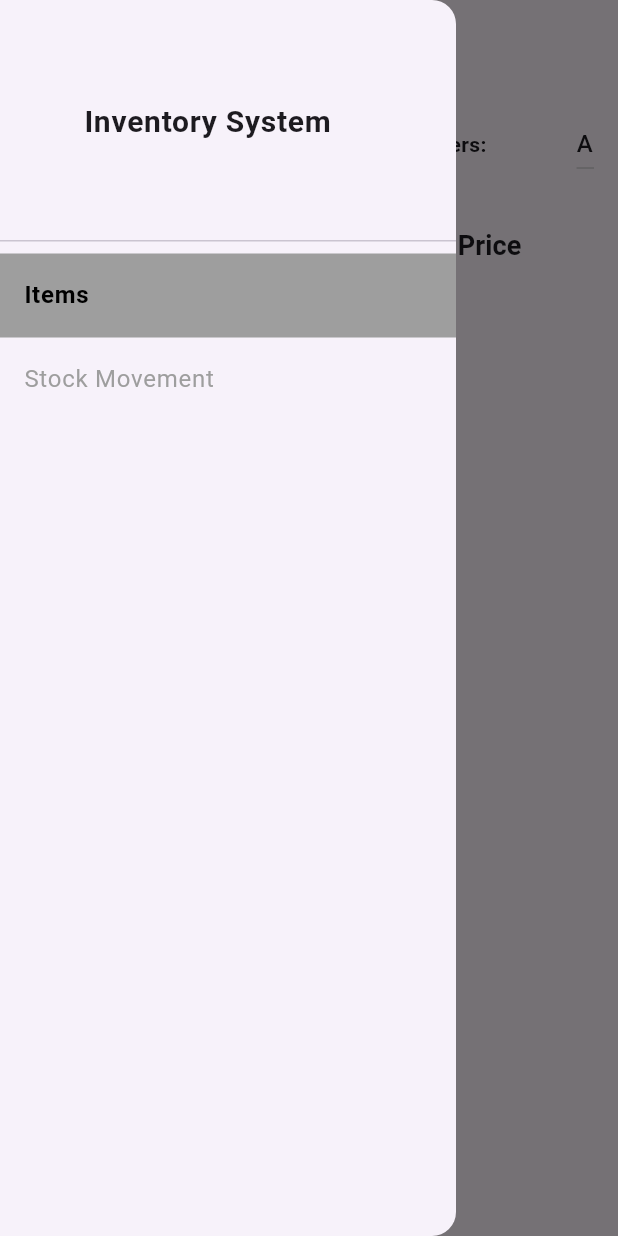
After one commit to RikiSanjayaa/inventory-app, a Flutter app: the PageManager screen opened by its route, in the side drawer, after a tap on "Name", on a phone screen of 412 x 824 dp. The commit adds this screen. Run offline on Flutter 3.47's test engine with Material 3 defaults, Android fonts, the phone set to English and light mode, and no system bars; our stand-ins replace flutter_secure_storage; accounts and stored records are empty; network calls fail.

Commit message:
refactor: update item model and enhance items page with filtering and category/supplier options

```diff
--- a/frontend/lib/main.dart
+++ b/frontend/lib/main.dart
@@ -1,5 +1,5 @@
 import 'package:flutter/material.dart';
-import 'package:frontend/screens/dashboard_screen.dart';
+import 'package:frontend/screens/page_manager.dart';
 import 'package:frontend/screens/register_screen.dart';
 import 'screens/login_screen.dart';
 
@@ -10,7 +10,7 @@ void main() => runApp(
         routes: {
           '/': (context) => const LoginScreen(),
           '/register': (context) => const RegisterScreen(),
-          '/dashboard': (context) => const DashboardScreen(),
+          '/dashboard': (context) => const PageManager(),
         },
       ),
     );
--- /dev/null
+++ b/frontend/lib/models/items.dart
@@ -0,0 +1,31 @@
+class Item {
+  final int id;
+  final String name;
+  final String description;
+  final int quantity;
+  final double price;
+  final String categoryName;
+  final String supplierName;
+
+  Item({
+    required this.id,
+    required this.name,
+    required this.description,
+    required this.quantity,
+    required this.price,
+    required this.categoryName,
+    required this.supplierName,
+  });
+
+  factory Item.fromJson(Map<String, dynamic> json) {
+    return Item(
+      id: json['id'],
+      name: json['name'],
+      description: json['description'],
+      quantity: json['quantity'],
+      price: (json['price'] as num).toDouble(),
+      categoryName: json['category_name'],
+      supplierName: json['supplier_name'],
+    );
+  }
+}
--- /dev/null
+++ b/frontend/lib/screens/items_page.dart
@@ -0,0 +1,231 @@
+import 'dart:convert';
+import 'package:flutter/material.dart';
+import 'package:frontend/services/auth_service.dart';
+import 'package:http/http.dart' as http;
+import 'package:frontend/models/items.dart';
+
+class ItemsPage extends StatefulWidget {
+  const ItemsPage({super.key});
+
+  @override
+  State<ItemsPage> createState() => _ItemsPageState();
+}
+
+class _ItemsPageState extends State<ItemsPage> {
+  List<Item> items = [];
+  bool isLoading = true;
+  int _sortColumnIndex = 0;
+  bool _isAscending = true;
+
+  List<Item> allItems = [];
+  List<Item> filteredItems = [];
+
+  List<String> categories = [];
+  List<String> suppliers = [];
+
+  String? selectedCategory;
+  String? selectedSupplier;
+
+  Future<void> fetchItems() async {
+    final token = await AuthService.getToken();
+    final response = await http.get(
+      Uri.parse('http://127.0.0.1:8000/items/'),
+      headers: {'Authorization': 'Bearer $token'},
+    );
+
+    if (response.statusCode == 200) {
+      final List<dynamic> jsonList = jsonDecode(response.body);
+      setState(() {
+        items = jsonList.map((json) => Item.fromJson(json)).toList();
+        isLoading = false;
+        allItems = items;
+        filteredItems = List.from(allItems);
+      });
+    } else {
+      throw Exception('Failed to load items: ${response.statusCode}');
+    }
+  }
+
+  Future<void> fetchDropdownOptions() async {
+    final token = await AuthService.getToken();
+    final catResponse = await http.get(
+      Uri.parse("http://127.0.0.1:8000/categories/"),
+      headers: {'Authorization': 'Bearer $token'},
+    );
+    final supResponse = await http.get(
+      Uri.parse("http://127.0.0.1:8000/suppliers/"),
+      headers: {'Authorization': 'Bearer $token'},
+    );
+
+    if (catResponse.statusCode == 200 && supResponse.statusCode == 200) {
+      final List<dynamic> catJson = jsonDecode(catResponse.body);
+      final List<dynamic> supJson = jsonDecode(supResponse.body);
+      setState(() {
+        categories = catJson.map((cat) => cat['name'].toString()).toList();
+        suppliers = supJson.map((sup) => sup['name'].toString()).toList();
+      });
+    }
+  }
+
+  void _applyFilters() {
+    setState(() {
+      filteredItems = allItems.where((item) {
+        final matchesCategory =
+            selectedCategory == null || item.categoryName == selectedCategory;
+        final matchesSupplier =
+            selectedSupplier == null || item.supplierName == selectedSupplier;
+        return matchesCategory && matchesSupplier;
+      }).toList();
+    });
+  }
+
+  @override
+  void initState() {
+    super.initState();
+    fetchDropdownOptions();
+    fetchItems();
+  }
+
+  int _compareString(bool ascending, String value1, String value2) =>
+      ascending ? value1.compareTo(value2) : value2.compareTo(value1);
+
+  int _compareNum<T extends num>(bool ascending, T value1, T value2) =>
+      ascending ? value1.compareTo(value2) : value2.compareTo(value1);
+
+  @override
+  Widget build(BuildContext context) {
+    return SingleChildScrollView(
+      scrollDirection: Axis.horizontal,
+      child: Column(
+        children: [
+          Row(
+            children: [
+              const SizedBox(width: 200),
+              const Text("Filters:",
+                  style: TextStyle(fontWeight: FontWeight.bold)),
+              const SizedBox(width: 60),
+              DropdownButton<String>(
+                hint: const Text("Filter by Category"),
+                value: selectedCategory,
+                items: [
+                  const DropdownMenuItem(
+                      value: null, child: Text("All Categories")),
+                  ...categories.map(
+                      (cat) => DropdownMenuItem(value: cat, child: Text(cat)))
+                ],
+                onChanged: (value) {
+                  setState(() {
+                    selectedCategory = value;
+                    _applyFilters();
+                  });
+                },
+              ),
+              const SizedBox(width: 16),
+              DropdownButton<String>(
+                hint: const Text("Filter by Supplier"),
+                value: selectedSupplier,
+                items: [
+                  const DropdownMenuItem(
+                      value: null, child: Text("All Suppliers")),
+                  ...suppliers.map(
+                      (sup) => DropdownMenuItem(value: sup, child: Text(sup)))
+                ],
+                onChanged: (value) {
+                  setState(() {
+                    selectedSupplier = value;
+                    _applyFilters();
+                  });
+                },
+              ),
+            ],
+          ),
+          const SizedBox(height: 16),
+          Expanded(
+            // TODO: create item functionality
+            child: SingleChildScrollView(
+              child: DataTable(
+                sortColumnIndex: _sortColumnIndex,
+                sortAscending: _isAscending,
+                columns: [
+                  DataColumn(
+                      label: const Text('Name',
+                          style: TextStyle(
+                              fontWeight: FontWeight.bold, fontSize: 18)),
+                      onSort: (columnIndex, ascending) {
+                        setState(() {
+                          _sortColumnIndex = columnIndex;
+                          _isAscending = ascending;
+                          filteredItems.sort((a, b) =>
+                              _compareString(ascending, a.name, b.name));
+                        });
+                      }),
+                  DataColumn(
+                      label: const Text('Quantity',
+                          style: TextStyle(
+                              fontWeight: FontWeight.bold, fontSize: 18)),
+                      onSort: (columnIndex, ascending) {
+                        setState(() {
+                          _sortColumnIndex = columnIndex;
+                          _isAscending = ascending;
+                          filteredItems.sort((a, b) =>
+                              _compareNum(ascending, a.quantity, b.quantity));
+                        });
+                      }),
+                  DataColumn(
+                      label: const Text('Price',
+                          style: TextStyle(
+                              fontWeight: FontWeight.bold, fontSize: 18)),
+                      onSort: (columnIndex, ascending) {
+                        setState(() {
+                          _sortColumnIndex = columnIndex;
+                          _isAscending = ascending;
+                          filteredItems.sort((a, b) =>
+                              _compareNum(ascending, a.price, b.price));
+                        });
+                      }),
+                  const DataColumn(
+                      label: Text('Category',
+                          style: TextStyle(
+                              fontWeight: FontWeight.bold, fontSize: 18))),
+                  const DataColumn(
+                      label: Text('Supplier',
+                          style: TextStyle(
+                              fontWeight: FontWeight.bold, fontSize: 18))),
+                  const DataColumn(
+                      label: Text('Actions',
+                          style: TextStyle(
+                              fontWeight: FontWeight.bold, fontSize: 18))),
+                ],
+                rows: filteredItems.map((item) {
+                  return DataRow(
+                    cells: [
+                      DataCell(Text(item.name)),
+                      DataCell(Text(item.quantity.toString())),
+                      DataCell(Text('\$${item.price}')),
+                      DataCell(Text(item.categoryName)),
+                      DataCell(Text(item.supplierName)),
+                      DataCell(Row(
+                        children: [
+                          IconButton(
+                              onPressed: () {
+                                // TODO: Edit item functionality
+                              },
+                              icon: const Icon(Icons.edit)),
+                          IconButton(
+                              onPressed: () {
+                                // TODO: Delete item functionality (admin only)
+                              },
+                              icon: const Icon(Icons.delete)),
+                        ],
+                      )),
+                    ],
+                  );
+                }).toList(),
+              ),
+            ),
+          ),
+        ],
+      ),
+    );
+  }
+}
--- /dev/null
+++ b/frontend/lib/screens/page_manager.dart
@@ -0,0 +1,83 @@
+import 'package:flutter/material.dart';
+import 'package:frontend/screens/items_page.dart';
+import 'package:frontend/screens/stockmovement_page.dart';
+
+class PageManager extends StatefulWidget {
+  const PageManager({super.key});
+
+  @override
+  State<PageManager> createState() => _PageManagerState();
+}
+
+class _PageManagerState extends State<PageManager> {
+  int _selectedPage = 0;
+
+  final List<Widget> _pages = [
+    const ItemsPage(),
+    StockMovementsPage(),
+    // TODO: Users page
+    // TODO: Admin page (to create categories and suppliers)
+  ];
+
+  @override
+  Widget build(BuildContext context) {
+    return Scaffold(
+      appBar: AppBar(
+        title: const Text('Inventory Management'),
+      ),
+      drawer: Drawer(
+        child: ListView(
+          children: [
+            const DrawerHeader(
+              child: Padding(
+                  padding: EdgeInsets.only(top: 50, left: 40),
+                  child: Text(
+                    'Inventory System',
+                    style: TextStyle(
+                      fontSize: 20,
+                      fontWeight: FontWeight.bold,
+                    ),
+                  )),
+            ),
+            ListTile(
+                selected: _selectedPage == 0,
+                selectedTileColor: Colors.grey,
+                title: Text(
+                  'Items',
+                  style: TextStyle(
+                    fontWeight: _selectedPage == 0
+                        ? FontWeight.bold
+                        : FontWeight.normal,
+                    color: _selectedPage == 0 ? Colors.black : Colors.grey,
+                  ),
+                ),
+                onTap: () {
+                  Navigator.pop(context);
+                  setState(() => _selectedPage = 0);
+                }),
+            ListTile(
+                selected: _selectedPage == 1,
+                selectedTileColor: Colors.grey,
+                title: Text(
+                  'Stock Movement',
+                  style: TextStyle(
+                    fontWeight: _selectedPage == 1
+                        ? FontWeight.bold
+                        : FontWeight.normal,
+                    color: _selectedPage == 1 ? Colors.black : Colors.grey,
+                  ),
+                ),
+                onTap: () {
+                  Navigator.pop(context);
+                  setState(() => _selectedPage = 1);
+                }),
+          ],
+        ),
+      ),
+      body: Padding(
+        padding: const EdgeInsets.all(16.0),
+        child: _pages[_selectedPage],
+      ),
+    );
+  }
+}
```
Also changed, not shown: frontend/lib/screens/dashboard_screen.dart (deleted, +0 -77 lines), frontend/lib/screens/stockmovement_page.dart (added, +56 -0 lines), 3 other files.
